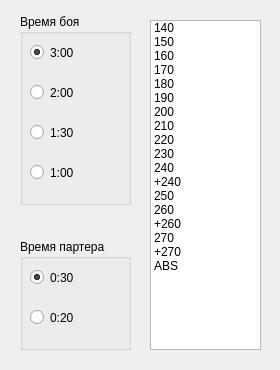
First picture: the form in formsettings.ui, repository zak2791/TabloKudo, before the edit.
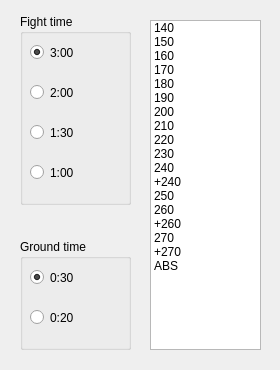
Second picture: the form after the edit.

The edit to the form file:
```diff
--- a/formsettings.ui
+++ b/formsettings.ui
@@ -41,7 +41,7 @@
     </rect>
    </property>
    <property name="title">
-    <string>Время боя</string>
+    <string>Fight time</string>
    </property>
    <widget class="QRadioButton" name="rb300">
     <property name="geometry">
@@ -109,7 +109,7 @@
     </rect>
    </property>
    <property name="title">
-    <string>Время партера</string>
+    <string>Ground time</string>
    </property>
    <widget class="QRadioButton" name="rb030">
     <property name="geometry">
```
